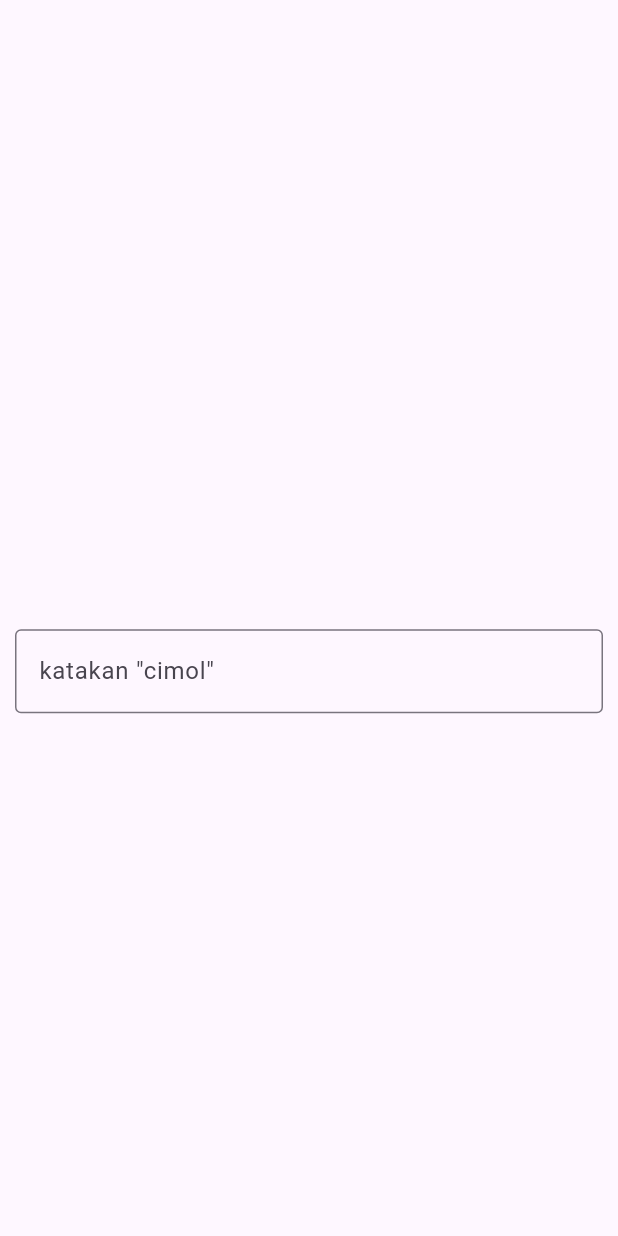
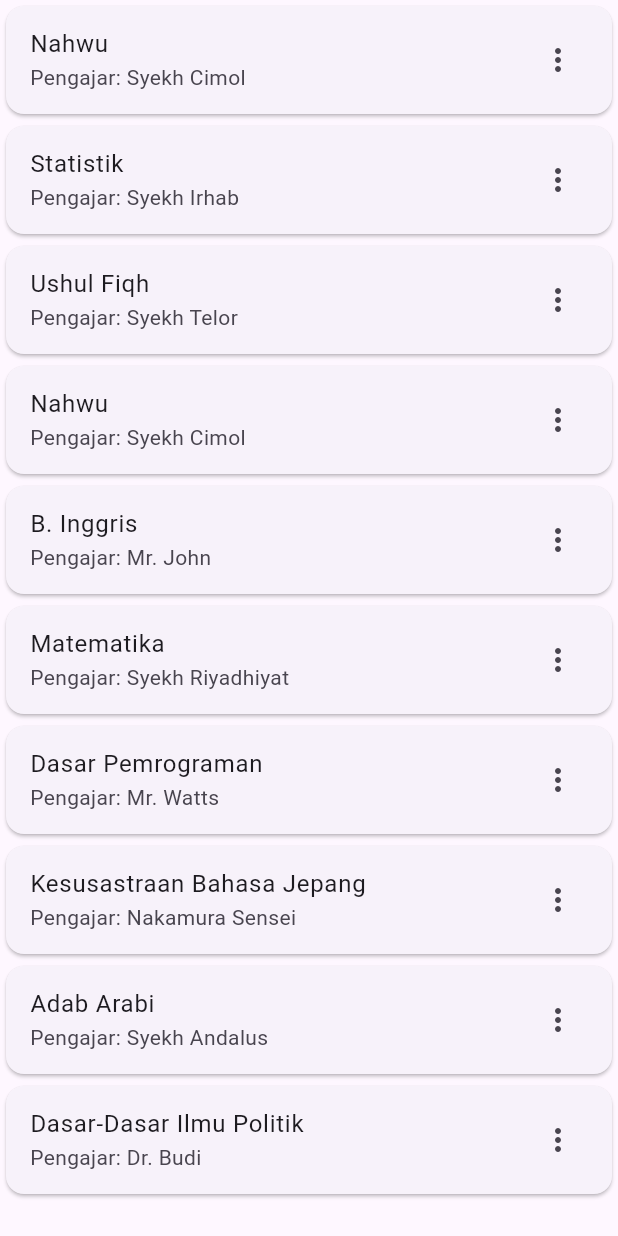
Before and after one commit to cimolorangbekasi/after_vacuum, a Flutter app: the screen it shows after launch, on a phone screen of 412 x 824 dp. Run offline on Flutter 3.47's test engine with Material 3 defaults, Android fonts, the phone set to English and light mode, and no system bars; our stand-ins replace get.

Commit message:
list of pelajaran

```diff
--- a/lib/screen/home/home.dart
+++ b/lib/screen/home/home.dart
@@ -2,6 +2,7 @@ import 'package:flutter/material.dart';
 import 'package:get/get.dart';
 import 'package:getx_bla/controller/controller.dart';
 import 'package:getx_bla/global/kelas_pelajaran.dart';
+import 'package:getx_bla/screen/home/detail/detail.dart';
 
 class Home extends StatelessWidget {
   const Home({super.key});
@@ -12,27 +13,18 @@ class Home extends StatelessWidget {
     TextEditingController inputan = TextEditingController();
 
     return Scaffold(
-      body: Column(
-        mainAxisAlignment: MainAxisAlignment.center,
-        children: [
-          Obx(() {
-            return Text(_controller.name.value);
-          }),
-          const SizedBox(height: 50),
-          Padding(
-            padding: const EdgeInsets.symmetric(
-              horizontal: 10,
-            ),
-            child: TextField(
-              controller: inputan,
-              onSubmitted: (value) => _controller.fungsi(value),
-              decoration: InputDecoration(
-                labelText: 'katakan "cimol"',
-                border: OutlineInputBorder(),
-              ),
-            ),
-          ),
-        ],
+      body: ListView(
+        children: pelajaran2.map((e) {
+          return Card(
+            child: ListTile(
+                onTap: () {
+                  Get.to(() => Detail(pelajaran: e));
+                },
+                title: Text(e.name),
+                subtitle: Text('Pengajar: ${e.pengajar}'),
+                trailing: const Icon(Icons.more_vert)),
+          );
+        }).toList(),
       ),
       // floatingActionButton: FloatingActionButton(
       //   backgroundColor: Colors.blue,
```
